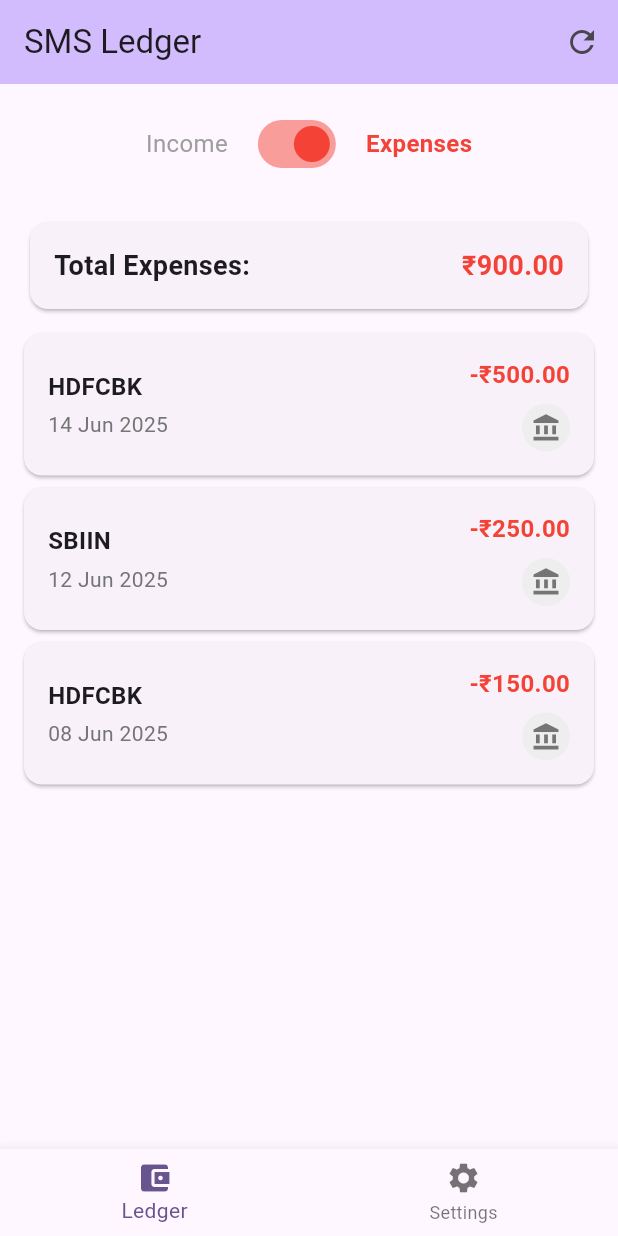
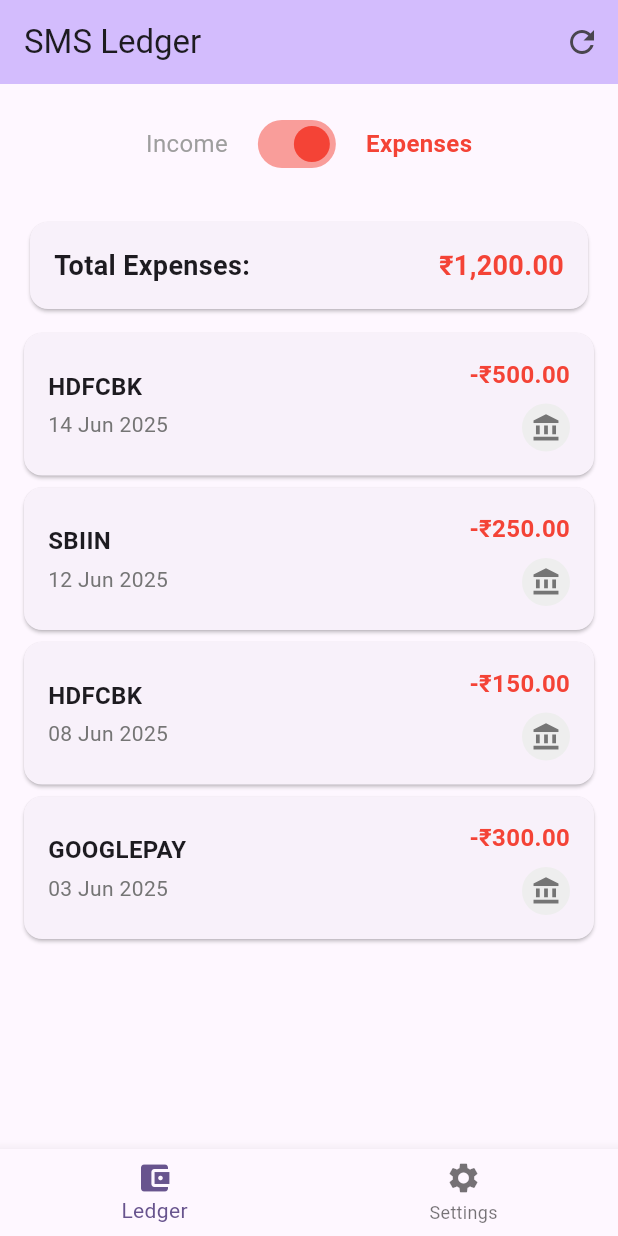
Before and after one commit to yamodiji/sms-ledger, a Flutter app: the screen it shows after launch, after a tap on the "refresh" icon, on a phone screen of 412 x 824 dp. Run offline on Flutter 3.47's test engine with Material 3 defaults, Android fonts, the light colour scheme and no system bars; our stand-ins replace permission_handler, shared_preferences; missing offline and left inert: another_telephony.

Commit message:
Implement user-friendly SMS permission system for Android 13+ - Multi-layered permission strategy with telephony direct access - Simplified user dialogs with emojis and clear instructions - Early permission request in app startup - Better demo mode with more sample transactions - User-friendly language instead of technical jargon

```diff
--- a/lib/main.dart
+++ b/lib/main.dart
@@ -1,5 +1,6 @@
 import 'package:flutter/material.dart';
 import 'package:permission_handler/permission_handler.dart';
+import 'package:another_telephony/telephony.dart';
 import 'screens/ledger_screen.dart';
 import 'screens/settings_screen.dart';
 
@@ -32,6 +33,7 @@
 
 class _MainScreenState extends State<MainScreen> {
   int _selectedIndex = 0;
+  bool _permissionRequested = false;
 
   final List<Widget> _screens = [
     const LedgerScreen(),
@@ -41,11 +43,45 @@
   @override
   void initState() {
     super.initState();
-    _requestPermissions();
+    _requestPermissionsEarly();
   }
 
-  Future<void> _requestPermissions() async {
-    await Permission.sms.request();
+  /// Early permission request strategy for better user experience
+  Future<void> _requestPermissionsEarly() async {
+    if (_permissionRequested) return;
+    _permissionRequested = true;
+
+    try {
+      // Strategy 1: Try telephony-based permission first (more direct for Android 13+)
+      final telephony = Telephony.instance;
+
+      // Check if we can request telephony permissions directly
+      try {
+        final hasPermission = await telephony.requestPhoneAndSmsPermissions;
+        if (hasPermission == true) {
+          return; // Success with telephony approach
+        }
+      } catch (e) {
+        // Continue to traditional approach
+      }
+
+      // Strategy 2: Traditional permission request
+      final currentStatus = await Permission.sms.status;
+
+      if (currentStatus == PermissionStatus.granted) {
+        return; // Already granted
+      }
+
+      if (currentStatus == PermissionStatus.permanentlyDenied) {
+        return; // Don't request if permanently denied
+      }
+
+      // Try to request permission silently
+      await Permission.sms.request();
+
+    } catch (e) {
+      // Silently handle errors - the app will work with demo data
+    }
   }
 
   void _onItemTapped(int index) {
--- a/lib/screens/ledger_screen.dart
+++ b/lib/screens/ledger_screen.dart
@@ -31,7 +31,7 @@
 
     try {
       // Check permission status first
-      _permissionStatus = await _smsService.requestSmsPermission();
+      _permissionStatus = await _smsService.requestSmsPermissionWithGuidance();
 
       // Load transactions (will return sample data if no permission)
       final transactions = await _smsService.getTransactions();
@@ -43,7 +43,7 @@
 
       // Show permission dialog if needed
       if (_permissionStatus != SmsPermissionResult.granted && mounted) {
-        _showPermissionDialog();
+        _showSimplePermissionDialog();
       }
     } catch (e) {
       setState(() {
@@ -53,25 +53,25 @@
     }
   }
 
-  void _showPermissionDialog() {
+  void _showSimplePermissionDialog() {
     String title;
     String message;
     List<Widget> actions;
 
     switch (_permissionStatus) {
       case SmsPermissionResult.restricted:
-        title = 'SMS Permission Restricted';
-        message = 'Android has restricted SMS access for security. To enable SMS reading:\n\n'
-            '1. Tap "Open Settings" below\n'
-            '2. Find "SMS Ledger" in the app list\n'
-            '3. Tap "More" → "Allow restricted settings"\n'
-            '4. Follow the on-screen instructions\n'
-            '5. Grant SMS permission\n\n'
-            'This app needs SMS access to read your bank transaction messages.';
+        title = '📱 Enable SMS Access';
+        message = 'To show your real bank transactions, please:\n\n'
+            '1️⃣ Tap "Settings" below\n'
+            '2️⃣ Find "SMS Ledger" app\n'
+            '3️⃣ Tap the menu (⋮) and select "Allow restricted settings"\n'
+            '4️⃣ Turn ON SMS permission\n\n'
+            '✅ Your SMS data stays private on your phone\n'
+            '✅ We only read bank transaction messages';
         actions = [
           TextButton(
             onPressed: () => Navigator.of(context).pop(),
-            child: const Text('Use Demo Data'),
+            child: const Text('Use Demo Mode'),
           ),
           ElevatedButton(
             onPressed: () async {
@@ -83,16 +83,17 @@
         ];
         break;
       case SmsPermissionResult.permanentlyDenied:
-        title = 'SMS Permission Required';
-        message = 'SMS permission has been permanently denied. To enable SMS reading:\n\n'
-            '1. Tap "Open Settings" below\n'
-            '2. Find "Permissions" or "App permissions"\n'
-            '3. Enable SMS permission\n\n'
-            'This app needs SMS access to read your bank transaction messages.';
+        title = '📱 SMS Permission Needed';
+        message = 'To read your bank transaction messages:\n\n'
+            '1️⃣ Tap "Settings" below\n'
+            '2️⃣ Find "Permissions"\n'
+            '3️⃣ Turn ON SMS permission\n\n'
+            '✅ Safe: Only reads bank messages\n'
+            '✅ Private: Data stays on your phone';
         actions = [
           TextButton(
             onPressed: () => Navigator.of(context).pop(),
-            child: const Text('Use Demo Data'),
+            child: const Text('Use Demo Mode'),
           ),
           ElevatedButton(
             onPressed: () async {
@@ -104,20 +105,23 @@
         ];
         break;
       case SmsPermissionResult.denied:
-        title = 'SMS Permission Needed';
-        message = 'This app needs SMS permission to read your bank transaction messages. '
-            'Would you like to grant permission now?';
+        title = '📱 Allow SMS Access?';
+        message = 'SMS Ledger needs to read your bank transaction messages to track your expenses and income.\n\n'
+            '✅ Only reads bank messages (HDFC, ICICI, SBI, etc.)\n'
+            '✅ Your personal messages are never accessed\n'
+            '✅ All data stays on your phone\n\n'
+            'Would you like to allow SMS access?';
         actions = [
           TextButton(
             onPressed: () => Navigator.of(context).pop(),
-            child: const Text('Use Demo Data'),
+            child: const Text('Use Demo Mode'),
           ),
           ElevatedButton(
             onPressed: () async {
               Navigator.of(context).pop();
               await _loadTransactions();
             },
-            child: const Text('Grant Permission'),
+            child: const Text('Allow SMS'),
           ),
         ];
         break;
@@ -127,11 +131,11 @@
 
     showDialog(
       context: context,
-      barrierDismissible: false,
+      barrierDismissible: true,
       builder: (BuildContext context) {
         return AlertDialog(
-          title: Text(title),
-          content: Text(message),
+          title: Text(title, style: const TextStyle(fontSize: 18)),
+          content: Text(message, style: const TextStyle(fontSize: 14)),
           actions: actions,
         );
       },
@@ -162,9 +166,9 @@
           ),
           if (_permissionStatus != SmsPermissionResult.granted)
             IconButton(
-              icon: const Icon(Icons.settings),
-              onPressed: _showPermissionDialog,
-              tooltip: 'Permission Settings',
+              icon: const Icon(Icons.help_outline),
+              onPressed: _showSimplePermissionDialog,
+              tooltip: 'Help with SMS Access',
             ),
         ],
       ),
@@ -175,22 +179,22 @@
             Container(
               width: double.infinity,
               padding: const EdgeInsets.all(12),
-              color: Colors.orange.shade100,
+              color: Colors.blue.shade50,
               child: Row(
                 children: [
-                  Icon(Icons.warning, color: Colors.orange.shade700),
+                  Icon(Icons.info_outline, color: Colors.blue.shade700),
                   const SizedBox(width: 8),
                   Expanded(
                     child: Text(
                       _permissionStatus == SmsPermissionResult.restricted
-                          ? 'SMS access restricted - showing demo data'
-                          : 'SMS permission needed - showing demo data',
-                      style: TextStyle(color: Colors.orange.shade700),
+                          ? '📱 Enable SMS access to see your real transactions'
+                          : '📱 SMS access needed for real transaction data',
+                      style: TextStyle(color: Colors.blue.shade700, fontSize: 13),
                     ),
                   ),
                   TextButton(
-                    onPressed: _showPermissionDialog,
-                    child: const Text('Fix'),
+                    onPressed: _showSimplePermissionDialog,
+                    child: const Text('Help', style: TextStyle(fontSize: 12)),
                   ),
                 ],
               ),
@@ -264,6 +268,33 @@
             ),
           ),
 
+          // Demo data notice
+          if (_permissionStatus != SmsPermissionResult.granted)
+            Container(
+              margin: const EdgeInsets.symmetric(horizontal: 16, vertical: 8),
+              padding: const EdgeInsets.all(12),
+              decoration: BoxDecoration(
+                color: Colors.amber.shade50,
+                borderRadius: BorderRadius.circular(8),
+                border: Border.all(color: Colors.amber.shade200),
+              ),
+              child: Row(
+                children: [
+                  Icon(Icons.visibility, color: Colors.amber.shade700, size: 20),
+                  const SizedBox(width: 8),
+                  Expanded(
+                    child: Text(
+                      'Showing demo transactions. Enable SMS access to see your real bank transactions.',
+                      style: TextStyle(
+                        color: Colors.amber.shade700,
+                        fontSize: 12,
+                      ),
+                    ),
+                  ),
+                ],
+              ),
+            ),
+
           // Transaction List
           Expanded(
             child: _isLoading
--- a/lib/services/sms_service.dart
+++ b/lib/services/sms_service.dart
@@ -30,20 +30,26 @@
     'transfer',
   ];
 
+  /// Multi-layered permission request strategy
   Future<SmsPermissionResult> requestSmsPermission() async {
     try {
-      // First check if permission is already granted
+      // Strategy 1: Try telephony-based permission first (more direct)
+      final telephonyResult = await _requestTelephonyPermission();
+      if (telephonyResult == SmsPermissionResult.granted) {
+        return SmsPermissionResult.granted;
+      }
+
+      // Strategy 2: Traditional permission handler approach
       final currentStatus = await Permission.sms.status;
       if (currentStatus == PermissionStatus.granted) {
         return SmsPermissionResult.granted;
       }
 
-      // If permanently denied, guide user to settings
       if (currentStatus == PermissionStatus.permanentlyDenied) {
         return SmsPermissionResult.permanentlyDenied;
       }
 
-      // Request permission
+      // Try to request permission
       final status = await Permission.sms.request();
 
       switch (status) {
@@ -59,16 +65,53 @@
           return SmsPermissionResult.denied;
       }
     } catch (e) {
-      // If there's an error (like restricted settings), return restricted
+      // If there's an error, try telephony direct approach
+      return await _requestTelephonyPermission();
+    }
+  }
+
+  /// Direct telephony permission request (bypasses some Android restrictions)
+  Future<SmsPermissionResult> _requestTelephonyPermission() async {
+    try {
+      // Check if telephony permissions are available
+      final hasPermission = await telephony.requestPhoneAndSmsPermissions;
+      if (hasPermission == true) {
+        return SmsPermissionResult.granted;
+      }
+
+      // Try to access SMS directly to test permission
+      try {
+        await telephony.getInboxSms(
+          columns: [SmsColumn.ADDRESS],
+          filter: SmsFilter.where(SmsColumn.DATE)
+              .greaterThan(DateTime.now().subtract(const Duration(days: 1)).millisecondsSinceEpoch.toString()),
+        );
+        return SmsPermissionResult.granted;
+      } catch (e) {
+        return SmsPermissionResult.restricted;
+      }
+    } catch (e) {
       return SmsPermissionResult.restricted;
     }
   }
 
+  /// Check current SMS permission status
   Future<bool> checkSmsPermission() async {
-    final status = await Permission.sms.status;
-    return status == PermissionStatus.granted;
+    try {
+      // Try direct SMS access test
+      await telephony.getInboxSms(
+        columns: [SmsColumn.ADDRESS],
+        filter: SmsFilter.where(SmsColumn.DATE)
+            .greaterThan(DateTime.now().subtract(const Duration(days: 1)).millisecondsSinceEpoch.toString()),
+      );
+      return true;
+    } catch (e) {
+      final status = await Permission.sms.status;
+      return status == PermissionStatus.granted;
+    }
   }
 
+  /// Open app settings for permission management
   Future<bool> openPermissionSettings() async {
     return await openAppSettings();
   }
@@ -89,16 +132,28 @@
     }
   }
 
+  /// Request SMS permission with user-friendly approach
+  Future<SmsPermissionResult> requestSmsPermissionWithGuidance() async {
+    // First, try the multi-layered approach
+    final result = await requestSmsPermission();
+
+    if (result == SmsPermissionResult.granted) {
+      return result;
+    }
+
+    // If not granted, provide specific guidance based on result
+    return result;
+  }
+
   Future<List<Transaction>> getTransactions() async {
     final prefs = await SharedPreferences.getInstance();
     final daysRange = prefs.getInt('transaction_days_range') ?? 30;
 
-    final permissionResult = await requestSmsPermission();
+    // Try multiple permission strategies
+    final permissionResult = await requestSmsPermissionWithGuidance();
 
-    // If permission not granted, return sample data or empty list
+    // If permission not granted, return sample data
     if (permissionResult != SmsPermissionResult.granted) {
-      // For demo purposes, return sample transactions
-      // In production, you might want to return empty list
       return getSampleTransactions();
     }
 
@@ -233,6 +288,20 @@
         isCredit: true,
         originalMessage: 'Cashback Rs.75.50 credited',
       ),
+      Transaction(
+        sender: 'GOOGLEPAY',
+        date: now.subtract(const Duration(days: 12)),
+        amount: 300.00,
+        isCredit: false,
+        originalMessage: 'Payment of Rs.300.00 via Google Pay',
+      ),
+      Transaction(
+        sender: 'ICICIBK',
+        date: now.subtract(const Duration(days: 15)),
+        amount: 5000.00,
+        isCredit: true,
+        originalMessage: 'Salary credited Rs.5000.00',
+      ),
     ];
   }
 }
```
